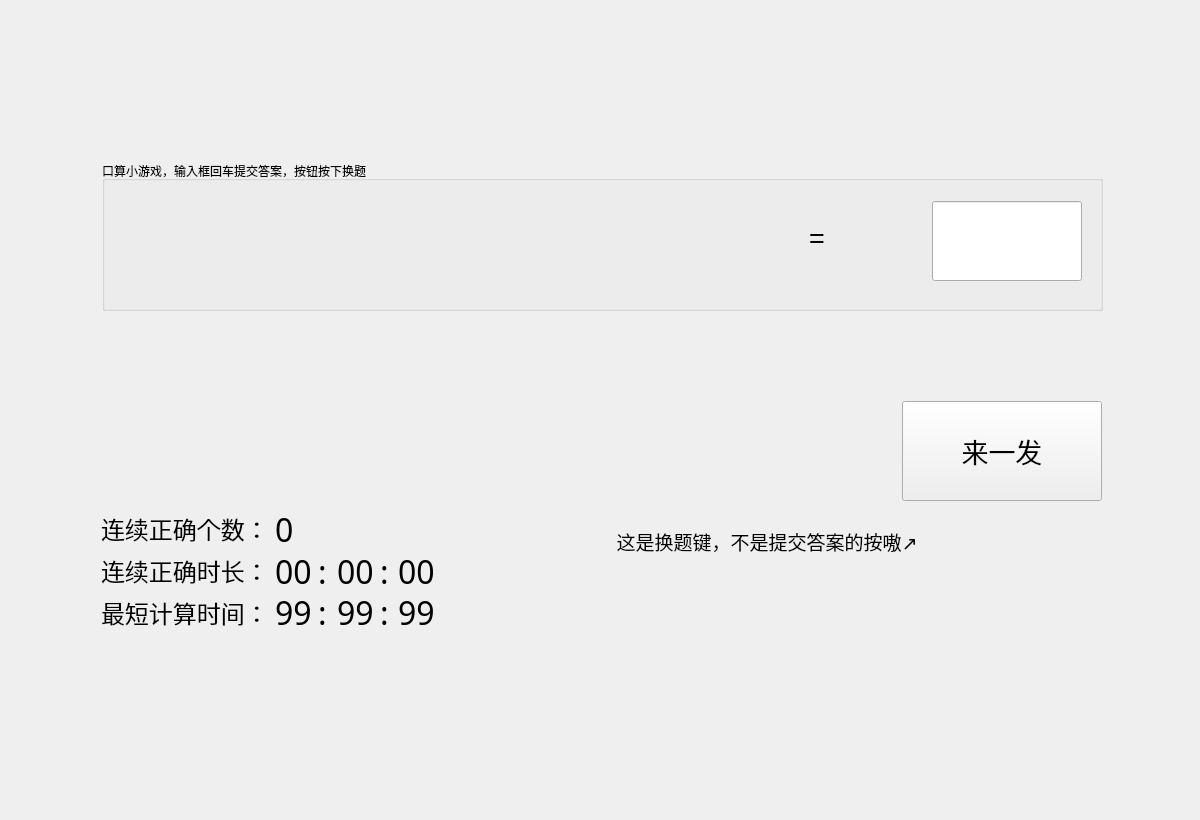
tyanxie/IC_Calculator, file ICcalculator/game.ui: the form before one commit.
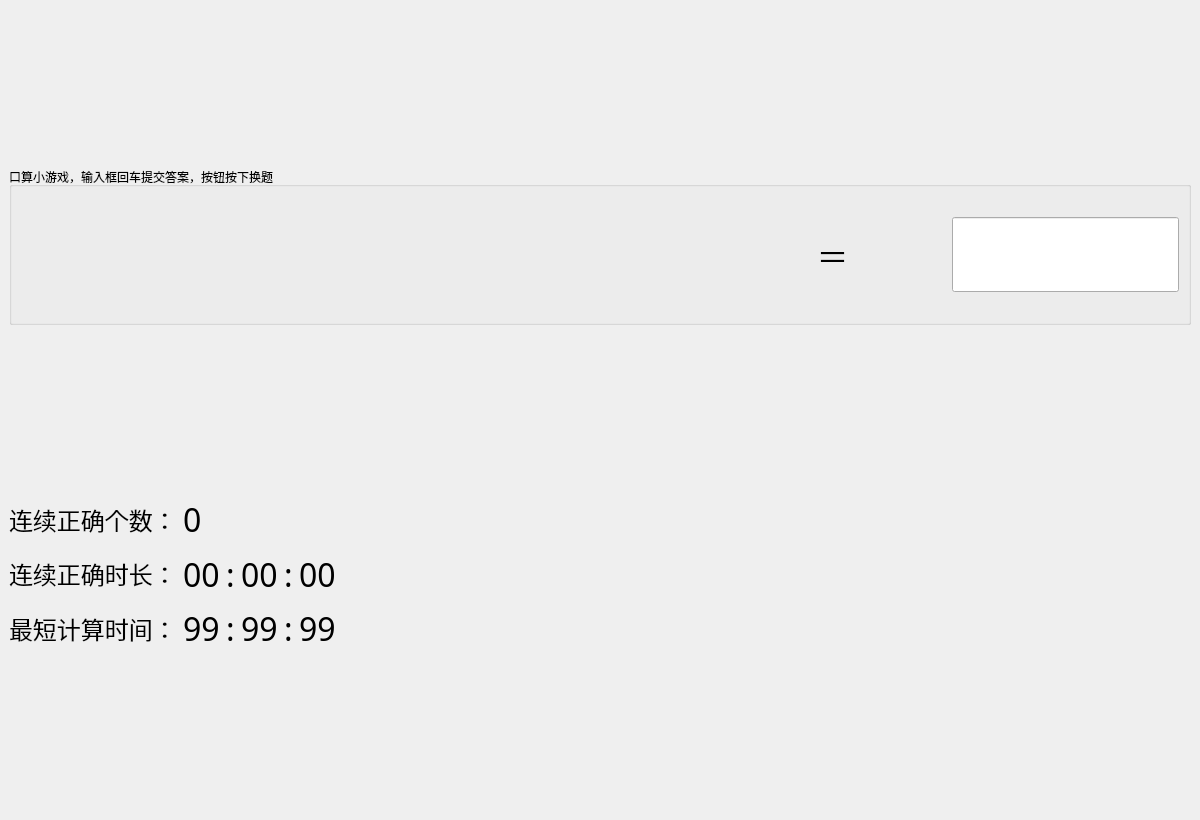
The form after the commit. The open tabs and pages were chosen to show the change.

```diff
--- a/ICcalculator/game.ui
+++ b/ICcalculator/game.ui
@@ -14,116 +14,252 @@
    <string>Form</string>
   </property>
   <layout class="QGridLayout" name="gridLayout">
+   <property name="leftMargin">
+    <number>0</number>
+   </property>
+   <property name="topMargin">
+    <number>0</number>
+   </property>
+   <property name="rightMargin">
+    <number>0</number>
+   </property>
+   <property name="bottomMargin">
+    <number>0</number>
+   </property>
+   <property name="spacing">
+    <number>0</number>
+   </property>
    <item row="0" column="0">
     <widget class="QStackedWidget" name="stackedWidget">
      <property name="currentIndex">
-      <number>1</number>
+      <number>0</number>
      </property>
      <widget class="QWidget" name="page">
+      <layout class="QVBoxLayout" name="verticalLayout_3" stretch="1,1,1,1,1,1">
+       <item>
+        <spacer name="verticalSpacer_3">
+         <property name="orientation">
+          <enum>Qt::Vertical</enum>
+         </property>
+         <property name="sizeHint" stdset="0">
+          <size>
+           <width>20</width>
+           <height>149</height>
+          </size>
+         </property>
+        </spacer>
+       </item>
+       <item>
+        <layout class="QHBoxLayout" name="horizontalLayout_7">
+         <item>
+          <spacer name="horizontalSpacer_4">
+           <property name="orientation">
+            <enum>Qt::Horizontal</enum>
+           </property>
+           <property name="sizeHint" stdset="0">
+            <size>
+             <width>40</width>
+             <height>20</height>
+            </size>
+           </property>
+          </spacer>
+         </item>
+         <item>
+          <widget class="QLabel" name="label">
+           <property name="font">
+            <font>
+             <family>楷体</family>
+             <pointsize>18</pointsize>
+            </font>
+           </property>
+           <property name="text">
+            <string>选择想玩的游戏并单击start</string>
+           </property>
+           <property name="alignment">
+            <set>Qt::AlignCenter</set>
+           </property>
+          </widget>
+         </item>
+         <item>
+          <spacer name="horizontalSpacer_5">
+           <property name="orientation">
+            <enum>Qt::Horizontal</enum>
+           </property>
+           <property name="sizeHint" stdset="0">
+            <size>
+             <width>40</width>
+             <height>20</height>
+            </size>
+           </property>
+          </spacer>
+         </item>
+        </layout>
+       </item>
+       <item>
+        <layout class="QHBoxLayout" name="horizontalLayout_8" stretch="0,0,0,0">
+         <item>
+          <spacer name="horizontalSpacer_8">
+           <property name="orientation">
+            <enum>Qt::Horizontal</enum>
+           </property>
+           <property name="sizeHint" stdset="0">
+            <size>
+             <width>40</width>
+             <height>20</height>
+            </size>
+           </property>
+          </spacer>
+         </item>
+         <item>
+          <widget class="QRadioButton" name="radioButton">
+           <property name="font">
+            <font>
+             <family>楷体</family>
+             <pointsize>18</pointsize>
+            </font>
+           </property>
+           <property name="text">
+            <string>简单算术</string>
+           </property>
+           <property name="checked">
+            <bool>true</bool>
+           </property>
+          </widget>
+         </item>
+         <item>
+          <widget class="QRadioButton" name="radioButton_2">
+           <property name="font">
+            <font>
+             <family>楷体</family>
+             <pointsize>18</pointsize>
+            </font>
+           </property>
+           <property name="text">
+            <string>24点</string>
+           </property>
+          </widget>
+         </item>
+         <item>
+          <spacer name="horizontalSpacer_9">
+           <property name="orientation">
+            <enum>Qt::Horizontal</enum>
+           </property>
+           <property name="sizeHint" stdset="0">
+            <size>
+             <width>40</width>
+             <height>20</height>
+            </size>
+           </property>
+          </spacer>
+         </item>
+        </layout>
+       </item>
+       <item>
+        <spacer name="verticalSpacer_5">
+         <property name="orientation">
+          <enum>Qt::Vertical</enum>
+         </property>
+         <property name="sizeHint" stdset="0">
+          <size>
+           <width>20</width>
+           <height>126</height>
+          </size>
+         </property>
+        </spacer>
+       </item>
+       <item>
+        <layout class="QHBoxLayout" name="horizontalLayout_6" stretch="2,1,2">
+         <item>
+          <spacer name="horizontalSpacer_6">
+           <property name="orientation">
+            <enum>Qt::Horizontal</enum>
+           </property>
+           <property name="sizeHint" stdset="0">
+            <size>
+             <width>40</width>
+             <height>20</height>
+            </size>
+           </property>
+          </spacer>
+         </item>
+         <item>
       <widget class="QPushButton" name="start">
-       <property name="geometry">
-        <rect>
-         <x>200</x>
-         <y>230</y>
-         <width>791</width>
-         <height>221</height>
-        </rect>
+           <property name="sizePolicy">
+            <sizepolicy hsizetype="Minimum" vsizetype="Expanding">
+             <horstretch>0</horstretch>
+             <verstretch>0</verstretch>
+            </sizepolicy>
+           </property>
+           <property name="maximumSize">
+            <size>
+             <width>16777215</width>
+             <height>75</height>
+            </size>
        </property>
        <property name="font">
         <font>
-         <pointsize>100</pointsize>
+             <family>Times New Roman</family>
+             <pointsize>24</pointsize>
         </font>
        </property>
        <property name="text">
         <string>Start</string>
        </property>
       </widget>
+         </item>
+         <item>
+          <spacer name="horizontalSpacer_7">
+           <property name="orientation">
+            <enum>Qt::Horizontal</enum>
+           </property>
+           <property name="sizeHint" stdset="0">
+            <size>
+             <width>40</width>
+             <height>20</height>
+            </size>
+           </property>
+          </spacer>
+         </item>
+        </layout>
+       </item>
+       <item>
+        <spacer name="verticalSpacer_4">
+         <property name="orientation">
+          <enum>Qt::Vertical</enum>
+         </property>
+         <property name="sizeHint" stdset="0">
+          <size>
+           <width>20</width>
+           <height>149</height>
+          </size>
+         </property>
+        </spacer>
+       </item>
+      </layout>
      </widget>
      <widget class="QWidget" name="page_2">
-      <widget class="QLabel" name="label">
-       <property name="geometry">
-        <rect>
-         <x>531</x>
-         <y>490</y>
-         <width>450</width>
-         <height>80</height>
-        </rect>
-       </property>
-       <property name="font">
-        <font>
-         <family>隶书</family>
-         <pointsize>14</pointsize>
-        </font>
-       </property>
-       <property name="text">
-        <string>这是换题键，不是提交答案的按嗷↗</string>
-       </property>
-       <property name="alignment">
-        <set>Qt::AlignCenter</set>
-       </property>
-      </widget>
-      <widget class="QPushButton" name="startbutton">
-       <property name="geometry">
-        <rect>
-         <x>891</x>
-         <y>390</y>
-         <width>200</width>
-         <height>100</height>
-        </rect>
-       </property>
-       <property name="font">
-        <font>
-         <family>华文行楷</family>
-         <pointsize>20</pointsize>
-        </font>
-       </property>
-       <property name="text">
-        <string>来一发</string>
-       </property>
-      </widget>
-      <widget class="QLabel" name="realanswer">
-       <property name="geometry">
-        <rect>
-         <x>561</x>
-         <y>380</y>
-         <width>241</width>
-         <height>100</height>
-        </rect>
-       </property>
-       <property name="font">
-        <font>
-         <family>Consolas</family>
-         <pointsize>18</pointsize>
-        </font>
-       </property>
-       <property name="text">
-        <string/>
-       </property>
-       <property name="alignment">
-        <set>Qt::AlignCenter</set>
-       </property>
-      </widget>
+      <layout class="QVBoxLayout" name="verticalLayout_4" stretch="1,1,1,1,1">
+       <item>
+        <spacer name="verticalSpacer">
+         <property name="orientation">
+          <enum>Qt::Vertical</enum>
+         </property>
+         <property name="sizeHint" stdset="0">
+          <size>
+           <width>20</width>
+           <height>149</height>
+          </size>
+         </property>
+        </spacer>
+       </item>
+       <item>
       <widget class="QGroupBox" name="groupBox">
-       <property name="geometry">
-        <rect>
-         <x>91</x>
-         <y>150</y>
-         <width>1001</width>
-         <height>150</height>
-        </rect>
-       </property>
        <property name="title">
         <string>口算小游戏，输入框回车提交答案，按钮按下换题</string>
        </property>
+         <layout class="QHBoxLayout" name="horizontalLayout_5" stretch="1,1,1,1,1">
+          <item>
        <widget class="QLabel" name="left_operand">
-        <property name="geometry">
-         <rect>
-          <x>40</x>
-          <y>40</y>
-          <width>150</width>
-          <height>80</height>
-         </rect>
-        </property>
         <property name="font">
          <font>
           <family>Consolas</family>
@@ -137,19 +273,13 @@
          <set>Qt::AlignCenter</set>
         </property>
        </widget>
+          </item>
+          <item>
        <widget class="QLabel" name="_operator">
-        <property name="geometry">
-         <rect>
-          <x>240</x>
-          <y>40</y>
-          <width>150</width>
-          <height>80</height>
-         </rect>
-        </property>
         <property name="font">
          <font>
           <family>Consolas</family>
-          <pointsize>20</pointsize>
+              <pointsize>24</pointsize>
          </font>
         </property>
         <property name="text">
@@ -159,15 +289,9 @@
          <set>Qt::AlignCenter</set>
         </property>
        </widget>
+          </item>
+          <item>
        <widget class="QLabel" name="right_operand">
-        <property name="geometry">
-         <rect>
-          <x>450</x>
-          <y>40</y>
-          <width>150</width>
-          <height>80</height>
-         </rect>
-        </property>
         <property name="font">
          <font>
           <family>Consolas</family>
@@ -181,36 +305,42 @@
          <set>Qt::AlignCenter</set>
         </property>
        </widget>
+          </item>
+          <item>
        <widget class="QLabel" name="equal">
-        <property name="geometry">
-         <rect>
-          <x>640</x>
-          <y>40</y>
-          <width>150</width>
-          <height>80</height>
-         </rect>
-        </property>
         <property name="font">
          <font>
           <family>Consolas</family>
-          <pointsize>20</pointsize>
+              <pointsize>24</pointsize>
          </font>
         </property>
         <property name="text">
-         <string>=</string>
+             <string>＝</string>
         </property>
         <property name="alignment">
          <set>Qt::AlignCenter</set>
         </property>
        </widget>
+          </item>
+          <item>
        <widget class="QLineEdit" name="answer">
-        <property name="geometry">
-         <rect>
-          <x>830</x>
-          <y>40</y>
-          <width>150</width>
-          <height>80</height>
-         </rect>
+            <property name="sizePolicy">
+             <sizepolicy hsizetype="Expanding" vsizetype="Expanding">
+              <horstretch>0</horstretch>
+              <verstretch>0</verstretch>
+             </sizepolicy>
+            </property>
+            <property name="minimumSize">
+             <size>
+              <width>0</width>
+              <height>0</height>
+             </size>
+            </property>
+            <property name="maximumSize">
+             <size>
+              <width>16777215</width>
+              <height>75</height>
+             </size>
         </property>
         <property name="font">
          <font>
@@ -222,21 +352,32 @@
          <set>Qt::AlignCenter</set>
         </property>
        </widget>
-      </widget>
+          </item>
+         </layout>
+        </widget>
+       </item>
+       <item>
+        <layout class="QHBoxLayout" name="horizontalLayout_4" stretch="1,1,2,1">
+         <item>
+          <spacer name="horizontalSpacer">
+           <property name="orientation">
+            <enum>Qt::Horizontal</enum>
+           </property>
+           <property name="sizeHint" stdset="0">
+            <size>
+             <width>40</width>
+             <height>20</height>
+            </size>
+           </property>
+          </spacer>
+         </item>
+         <item>
       <widget class="QLabel" name="result">
-       <property name="geometry">
-        <rect>
-         <x>90</x>
-         <y>380</y>
-         <width>451</width>
-         <height>100</height>
-        </rect>
-       </property>
        <property name="font">
         <font>
          <family>华文行楷</family>
          <pointsize>24</pointsize>
-         <underline>true</underline>
+             <underline>false</underline>
         </font>
        </property>
        <property name="text">
@@ -245,16 +386,46 @@
        <property name="alignment">
         <set>Qt::AlignCenter</set>
        </property>
-      </widget>
-      <widget class="QWidget" name="">
-       <property name="geometry">
-        <rect>
-         <x>90</x>
-         <y>500</y>
-         <width>334</width>
-         <height>119</height>
-        </rect>
-       </property>
+           <property name="textInteractionFlags">
+            <set>Qt::LinksAccessibleByMouse</set>
+           </property>
+          </widget>
+         </item>
+         <item>
+          <widget class="QLabel" name="realanswer">
+           <property name="font">
+            <font>
+             <family>Consolas</family>
+             <pointsize>24</pointsize>
+            </font>
+           </property>
+           <property name="text">
+            <string/>
+           </property>
+           <property name="alignment">
+            <set>Qt::AlignLeading|Qt::AlignLeft|Qt::AlignVCenter</set>
+           </property>
+           <property name="textInteractionFlags">
+            <set>Qt::LinksAccessibleByMouse</set>
+           </property>
+          </widget>
+         </item>
+         <item>
+          <spacer name="horizontalSpacer_2">
+           <property name="orientation">
+            <enum>Qt::Horizontal</enum>
+           </property>
+           <property name="sizeHint" stdset="0">
+            <size>
+             <width>40</width>
+             <height>20</height>
+            </size>
+           </property>
+          </spacer>
+         </item>
+        </layout>
+       </item>
+       <item>
        <layout class="QHBoxLayout" name="horizontalLayout_3">
         <item>
          <layout class="QVBoxLayout" name="verticalLayout">
@@ -454,8 +625,35 @@
           </item>
          </layout>
         </item>
-       </layout>
-      </widget>
+         <item>
+          <spacer name="horizontalSpacer_3">
+           <property name="orientation">
+            <enum>Qt::Horizontal</enum>
+           </property>
+           <property name="sizeHint" stdset="0">
+            <size>
+             <width>40</width>
+             <height>20</height>
+            </size>
+           </property>
+          </spacer>
+         </item>
+        </layout>
+       </item>
+       <item>
+        <spacer name="verticalSpacer_2">
+         <property name="orientation">
+          <enum>Qt::Vertical</enum>
+         </property>
+         <property name="sizeHint" stdset="0">
+          <size>
+           <width>20</width>
+           <height>149</height>
+          </size>
+         </property>
+        </spacer>
+       </item>
+      </layout>
      </widget>
     </widget>
    </item>
```
Lines whose indentation alone changed are shown as unchanged.
